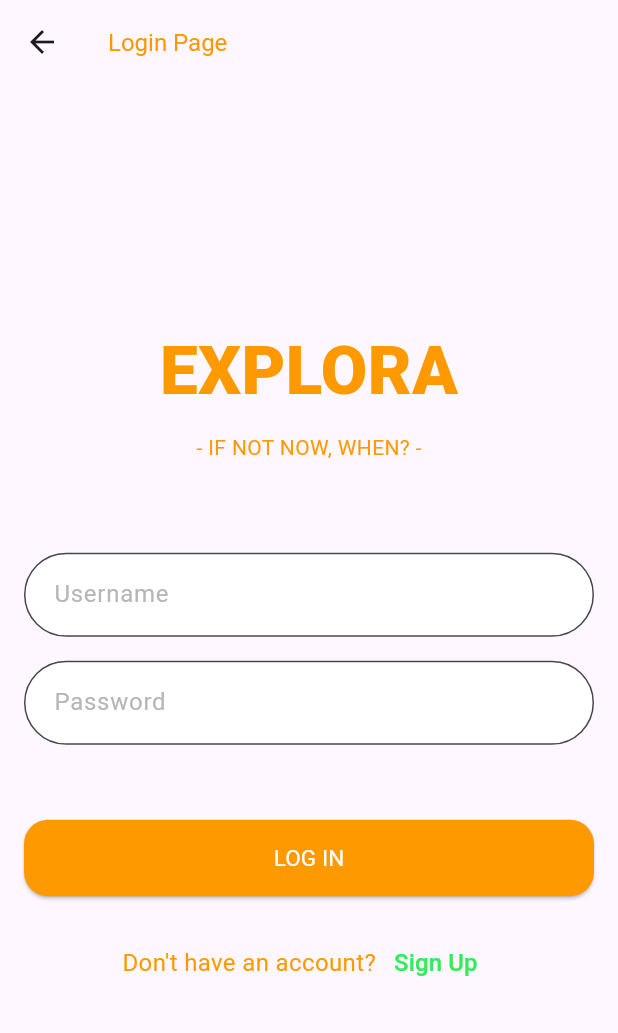
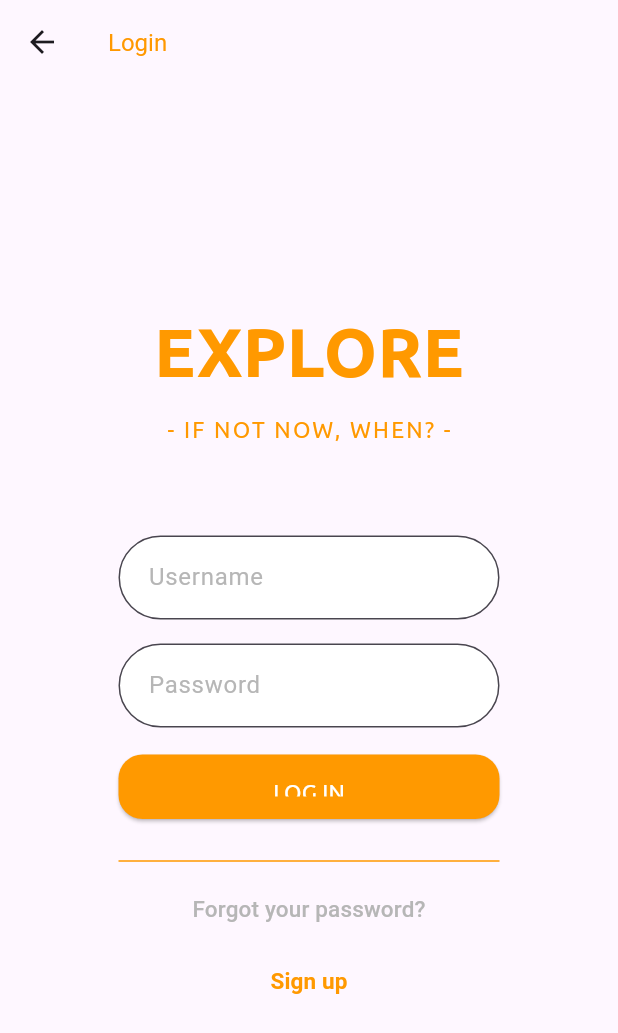
Before and after one commit to phamdongchinh683/flutter-frontend-booking-tour, a Flutter app: the screen it shows after launch, after a tap on "LOG IN", on a phone screen of 412 x 824 dp. Shown: the top 1033 px of the screen. Run offline on Flutter 3.47's test engine with Material 3 defaults, Android fonts, the phone set to English and light mode, and no system bars; our stand-ins replace flutter_secure_storage, flutter_svg, rflutter_alert.

Commit message:
OPS-39 update feature forgot-password update-password 15-12-2024

```diff
--- a/lib/main.dart
+++ b/lib/main.dart
@@ -16,7 +16,7 @@
       theme: ThemeData(
         primarySwatch: Colors.blue,
       ),
-      initialRoute: RouterApp.accessPageRoute,
+      initialRoute: RouterApp.onBoardingScreenRoute,
       routes: RouterApp.routes,
     );
   }
--- a/lib/routers/router_app.dart
+++ b/lib/routers/router_app.dart
@@ -1,19 +1,25 @@
-import 'package:book_tour_app/screens/auth/accessPage/accessPage.dart';
+import 'package:book_tour_app/screens/auth/forgotPassword/auth_forgot_pasword.dart';
 import 'package:book_tour_app/screens/auth/login/auth_login.dart';
 import 'package:book_tour_app/screens/auth/signup/auth_signup.dart';
+import 'package:book_tour_app/screens/auth/updatePassword/auth_update_password.dart';
 import 'package:book_tour_app/screens/dashboard/dashboard_page.dart';
+import 'package:book_tour_app/screens/onboardingScreen/onboarding_screen.dart';
 import 'package:flutter/material.dart';
 
 class RouterApp {
-  static const String accessPageRoute = '/page';
+  static const String onBoardingScreenRoute = '/page';
   static const String loginRoute = '/login';
+  static const String forgotPasswordRoute = '/forgot-password';
+  static const String updateNewpasswordRoute = '/update-new-password';
   static const String signupRoute = '/signup';
   static const String dashboardRoute = '/dashboard';
 
   static Map<String, WidgetBuilder> routes = {
-    accessPageRoute: (context) => const AccessPage(),
+    onBoardingScreenRoute: (context) => const OnboardingScreen(),
     loginRoute: (context) => const AuthLogin(),
     signupRoute: (context) => const AuthSignup(),
+    forgotPasswordRoute: (context) => const AuthForgotPassword(),
+    updateNewpasswordRoute: (context) => const AuthUpdatePassword(),
     dashboardRoute: (context) => const DashboardPage(),
   };
 }
--- a/lib/screens/auth/accessPage/accessPage.dart
+++ /dev/null
@@ -1,73 +0,0 @@
-import 'package:book_tour_app/screens/auth/widgets/branding_text.dart';
-import 'package:book_tour_app/screens/auth/widgets/elevated_button_auth.dart';
-import 'package:flutter/material.dart';
-import 'package:flutter_svg/flutter_svg.dart';
-
-class AccessPage extends StatefulWidget {
-  const AccessPage({super.key});
-
-  @override
-  State<AccessPage> createState() => _AccessPageState();
-}
-
-class _AccessPageState extends State<AccessPage> {
-  @override
-  Widget build(BuildContext context) {
-    return Scaffold(
-      appBar: AppBar(
-        title: const Text(''),
-        backgroundColor: Colors.transparent,
-        elevation: 0,
-      ),
-      body: Stack(
-        children: [
-          Positioned.fill(
-            child: SvgPicture.asset(
-              "assets/images/auth.svg",
-              fit: BoxFit.cover,
-            ),
-          ),
-          Center(
-            child: Padding(
-              padding: const EdgeInsets.all(16.0),
-              child: Column(
-                mainAxisAlignment: MainAxisAlignment.center,
-                children: [
-                  const Column(
-                    mainAxisAlignment: MainAxisAlignment.center,
-                    crossAxisAlignment: CrossAxisAlignment.center,
-                    children: [BrandingText()],
-                  ),
-                  const SizedBox(height: 50),
-                  Container(
-                    padding: const EdgeInsets.all(30.0),
-                    decoration: const BoxDecoration(),
-                    child: Column(
-                      mainAxisAlignment: MainAxisAlignment.center,
-                      children: [
-                        ElevatedButtonAuth(
-                          onPressed: () {
-                            Navigator.pushNamed(context, '/login');
-                          },
-                          buttonText: 'LOG IN',
-                        ),
-                        const SizedBox(height: 17),
-                        ElevatedButtonAuth(
-                          onPressed: () {
-                            Navigator.pushNamed(context, '/signup');
-                          },
-                          buttonText: 'SIGN UP',
-                        ),
-                      ],
-                    ),
-                  ),
-                  const SizedBox(height: 30),
-                ],
-              ),
-            ),
-          ),
-        ],
-      ),
-    );
-  }
-}
--- a/lib/screens/auth/login/auth_login.dart
+++ b/lib/screens/auth/login/auth_login.dart
@@ -1,9 +1,13 @@
+import 'dart:async';
+
+import 'package:book_tour_app/screens/auth/widgets/auth_alert.dart';
 import 'package:book_tour_app/screens/auth/widgets/branding_text.dart';
 import 'package:book_tour_app/screens/auth/widgets/elevated_button_auth.dart';
 import 'package:book_tour_app/screens/auth/widgets/field_input.dart';
 import 'package:book_tour_app/services/auth_service.dart';
 import 'package:book_tour_app/storage/secure_storage.dart';
 import 'package:flutter/material.dart';
+import 'package:rflutter_alert/rflutter_alert.dart';
 
 class AuthLogin extends StatefulWidget {
   const AuthLogin({super.key});
@@ -38,11 +42,21 @@ class _AuthLoginState extends State<AuthLogin> {
     try {
       final token = await _authService.login(username, password);
       await SecureStorage().saveToken(token);
-      Navigator.pushReplacementNamed(context, '/dashboard');
+      const AuthAlert(
+        title: "Login Success",
+        description: "You have logged in successfully!",
+        type: AlertType.success,
+      ).show(context);
+      final _timer = Timer(const Duration(seconds: 1),
+          () => Navigator.pushReplacementNamed(context, '/dashboard'));
     } catch (e) {
-      setState(() {
-        errorMessage = e.toString();
-      });
+      final errorDetail = e.toString();
+      final List<String> error = errorDetail.split(": ");
+      AuthAlert(
+        title: "Failed",
+        description: error[1],
+        type: AlertType.error,
+      ).show(context);
     } finally {
       setState(() {
         isLoading = false;
@@ -55,7 +69,7 @@ class _AuthLoginState extends State<AuthLogin> {
     return Scaffold(
       appBar: AppBar(
         title: const Text(
-          'Login Page',
+          'Login',
           style: TextStyle(
             color: Colors.orange,
             fontSize: 16,
@@ -63,7 +77,8 @@ class _AuthLoginState extends State<AuthLogin> {
         ),
       ),
       body: Center(
-        child: SingleChildScrollView(
+        child: SizedBox(
+          width: 286,
           child: Padding(
             padding: const EdgeInsets.all(16.0),
             child: Column(
@@ -88,7 +103,7 @@ class _AuthLoginState extends State<AuthLogin> {
                   hintText: 'Password',
                   obscureText: true,
                 ),
-                const SizedBox(height: 50),
+                const SizedBox(height: 18),
                 isLoading
                     ? const Center(child: CircularProgressIndicator())
                     : SizedBox(
@@ -106,14 +121,21 @@ class _AuthLoginState extends State<AuthLogin> {
                     ),
                   ),
                 const SizedBox(height: 20),
-                Row(
+                Column(
                   mainAxisAlignment: MainAxisAlignment.center,
+                  crossAxisAlignment: CrossAxisAlignment.center,
                   children: [
-                    const Text(
-                      "Don't have an account?",
-                      style: TextStyle(
-                        fontSize: 16.0,
-                        color: Colors.orange,
+                    const Divider(color: Color(0xFFFF9900)),
+                    TextButton(
+                      onPressed: () {
+                        Navigator.pushNamed(context, '/forgot-password');
+                      },
+                      child: const Text(
+                        'Forgot your password?',
+                        style: TextStyle(
+                          fontSize: 15,
+                          color: Color(0xFFB6B6B6),
+                        ),
                       ),
                     ),
                     TextButton(
@@ -121,10 +143,11 @@ class _AuthLoginState extends State<AuthLogin> {
                         Navigator.pushNamed(context, '/signup');
                       },
                       child: const Text(
-                        'Sign Up',
+                        'Sign up',
                         style: TextStyle(
-                            fontSize: 16,
-                            color: Color.fromARGB(255, 52, 235, 91)),
+                            fontSize: 15,
+                            color: Color(0xFFFF9900),
+                            fontWeight: FontWeight.bold),
                       ),
                     ),
                   ],
--- /dev/null
+++ b/lib/screens/auth/widgets/auth_alert.dart
@@ -0,0 +1,54 @@
+import 'package:flutter/material.dart';
+import 'package:rflutter_alert/rflutter_alert.dart';
+
+class AuthAlert {
+  final String title;
+  final String description;
+  final AlertType type;
+
+  const AuthAlert({
+    required this.title,
+    required this.description,
+    required this.type,
+  });
+
+  void show(BuildContext context) {
+    Alert(
+      context: context,
+      style: alertStyle,
+      type: type,
+      title: title,
+      desc: description,
+      buttons: [
+        DialogButton(
+          child: const Text(
+            "OK",
+            style: TextStyle(color: Colors.white, fontSize: 20),
+          ),
+          onPressed: () => Navigator.pop(context),
+          color: type == AlertType.success
+              ? const Color.fromRGBO(0, 179, 134, 1.0)
+              : Colors.red,
+          radius: BorderRadius.circular(0.0),
+        ),
+      ],
+    ).show();
+  }
+}
+
+var alertStyle = AlertStyle(
+  animationType: AnimationType.fromTop,
+  isCloseButton: true,
+  isOverlayTapDismiss: true,
+  descStyle: const TextStyle(fontWeight: FontWeight.bold),
+  animationDuration: const Duration(milliseconds: 400),
+  alertBorder: RoundedRectangleBorder(
+    borderRadius: BorderRadius.circular(10.0),
+    side: const BorderSide(
+      color: Colors.grey,
+    ),
+  ),
+  titleStyle: const TextStyle(
+    color: Colors.red,
+  ),
+);
--- a/lib/screens/auth/widgets/branding_text.dart
+++ b/lib/screens/auth/widgets/branding_text.dart
@@ -10,11 +10,11 @@ class BrandingText extends StatelessWidget {
       crossAxisAlignment: CrossAxisAlignment.center,
       children: [
         Text(
-          'EXPLORA',
+          'EXPLORE',
           style: TextStyle(
             fontSize: 45.0,
             fontFamily: 'Ubuntu',
-            fontWeight: FontWeight.w900,
+            fontWeight: FontWeight.bold,
             color: Color(0xFFFF9900),
           ),
         ),
@@ -22,9 +22,10 @@ class BrandingText extends StatelessWidget {
         Text(
           '- IF NOT NOW, WHEN? -',
           style: TextStyle(
-            fontSize: 14.0,
+            fontSize: 15.0,
             fontFamily: 'Ubuntu',
             color: Color(0xFFFF9900),
+            letterSpacing: 1.5,
           ),
         ),
       ],
--- a/lib/screens/auth/widgets/elevated_button_auth.dart
+++ b/lib/screens/auth/widgets/elevated_button_auth.dart
@@ -5,14 +5,16 @@ class ElevatedButtonAuth extends StatelessWidget {
   final String buttonText;
 
   const ElevatedButtonAuth({
-    Key? key,
+    super.key,
     required this.onPressed,
     required this.buttonText,
-  }) : super(key: key);
+  });
 
   @override
   Widget build(BuildContext context) {
     return SizedBox(
+      // width: 193,
+      height: 43,
       child: ElevatedButton(
         onPressed: onPressed,
         style: ElevatedButton.styleFrom(
--- a/lib/screens/auth/widgets/field_input.dart
+++ b/lib/screens/auth/widgets/field_input.dart
@@ -3,7 +3,9 @@ import 'package:flutter/material.dart';
 class FieldInput extends StatelessWidget {
   final TextEditingController? controller;
   final String hintText;
+  final String? nameField;
   final bool obscureText;
+
   final List<String>? dropdownItems;
   final String? selectedValue;
   final void Function(String?)? onChanged;
@@ -16,6 +18,7 @@ class FieldInput extends StatelessWidget {
     this.dropdownItems,
     this.selectedValue,
     this.onChanged,
+    this.nameField,
   });
 
   @override
@@ -61,6 +64,7 @@ class FieldInput extends StatelessWidget {
           controller: controller,
           obscureText: obscureText,
           decoration: InputDecoration(
+            labelText: nameField,
             hintText: hintText,
             hintStyle: const TextStyle(color: Color(0xFFB6B6B6)),
             contentPadding:
--- /dev/null
+++ b/lib/screens/onboardingScreen/onboarding_screen.dart
@@ -0,0 +1,73 @@
+import 'package:book_tour_app/screens/auth/widgets/branding_text.dart';
+import 'package:book_tour_app/screens/auth/widgets/elevated_button_auth.dart';
+import 'package:flutter/material.dart';
+import 'package:flutter_svg/flutter_svg.dart';
+
+class OnboardingScreen extends StatefulWidget {
+  const OnboardingScreen({super.key});
+
+  @override
+  State<OnboardingScreen> createState() => _OnboardingScreenState();
+}
+
+class _OnboardingScreenState extends State<OnboardingScreen> {
+  @override
+  Widget build(BuildContext context) {
+    return Scaffold(
+      appBar: AppBar(
+        title: const Text(''),
+        backgroundColor: Colors.transparent,
+        elevation: 0,
+      ),
+      body: Stack(
+        children: [
+          Positioned.fill(
+            child: SvgPicture.asset(
+              "assets/images/auth.svg",
+              fit: BoxFit.cover,
+            ),
+          ),
+          Center(
+            child: Padding(
+              padding: const EdgeInsets.all(16.0),
+              child: Column(
+                mainAxisAlignment: MainAxisAlignment.center,
+                children: [
+                  const Column(
+                    mainAxisAlignment: MainAxisAlignment.center,
+                    crossAxisAlignment: CrossAxisAlignment.center,
+                    children: [BrandingText()],
+                  ),
+                  const SizedBox(height: 50),
+                  Container(
+                    padding: const EdgeInsets.all(30.0),
+                    decoration: const BoxDecoration(),
+                    child: Column(
+                      mainAxisAlignment: MainAxisAlignment.center,
+                      children: [
+                        ElevatedButtonAuth(
+                          onPressed: () {
+                            Navigator.pushNamed(context, '/login');
+                          },
+                          buttonText: 'LOG IN',
+                        ),
+                        const SizedBox(height: 17),
+                        ElevatedButtonAuth(
+                          onPressed: () {
+                            Navigator.pushNamed(context, '/signup');
+                          },
+                          buttonText: 'SIGN UP',
+                        ),
+                      ],
+                    ),
+                  ),
+                  const SizedBox(height: 30),
+                ],
+              ),
+            ),
+          ),
+        ],
+      ),
+    );
+  }
+}
```
Also changed, not shown: lib/configs/config_app.dart (added, +18 -0 lines), lib/screens/auth/forgotPassword/auth_forgot_pasword.dart (added, +149 -0 lines), lib/screens/auth/signup/auth_signup.dart (+51 -27 lines), lib/screens/auth/updatePassword/auth_update_password.dart (added, +150 -0 lines), lib/services/auth_service.dart (+46 -4 lines), pubspec.yaml (+7 -6 lines), assets/fonts/Ubuntu-Bold.ttf (added), assets/fonts/Ubuntu-Regular.ttf (added), pubspec.lock.
